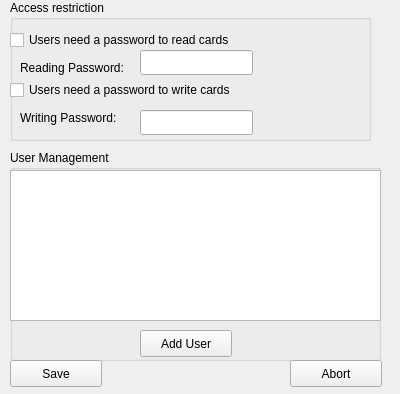
Above: qtui/deck_settings.ui from Scriptkiddi/Ankipubsub-Client before the change. Below: the same form after it.
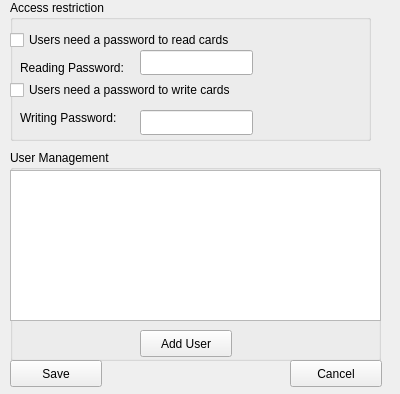
That is the form after the change.

Commit message: Change Abort to more ideomatic Cancel

Patch:
```diff
--- a/qtui/deck_settings.ui
+++ b/qtui/deck_settings.ui
@@ -144,7 +144,7 @@
     </rect>
    </property>
    <property name="text">
-    <string>Abort</string>
+    <string>Cancel</string>
    </property>
   </widget>
   <widget class="QPushButton" name="Save">
```
Left out of the diff: 2 changed lines with no effect on the pictures. The commit also changes 4 other files.
